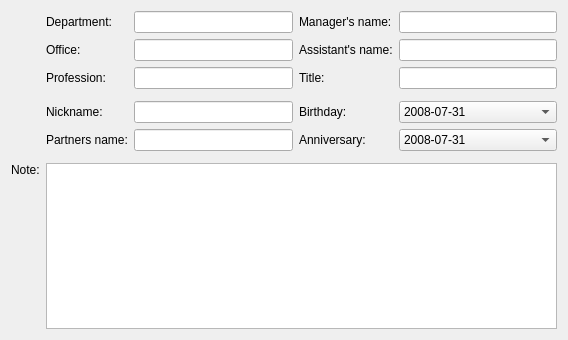
This is kaddressbook/addresseditdetailstab.ui in chusopr/kdepim-ktimetracker-akonadi as Qt 5 draws it before an edit. The edited form follows.
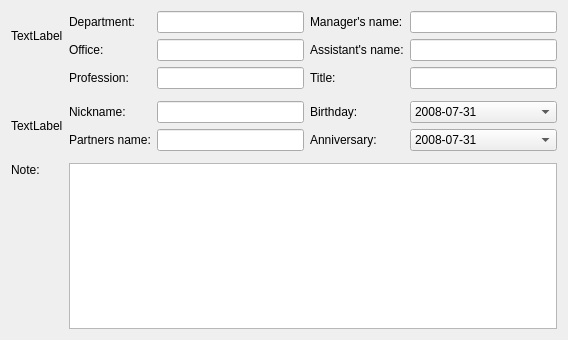
This is the edited form. Custom widgets are drawn as their Qt base class.

The edit to the form file:
```diff
--- a/kaddressbook/addresseditdetailstab.ui
+++ b/kaddressbook/addresseditdetailstab.ui
@@ -15,7 +15,7 @@
      <item rowspan="2" row="0" column="0" >
       <widget class="QLabel" name="mDepartmentIcon" >
        <property name="text" >
-        <string/>
+        <string comment="KDE::DoNotExtract" >TextLabel</string>
        </property>
       </widget>
      </item>
@@ -103,7 +103,7 @@
      <item rowspan="2" row="4" column="0" >
       <widget class="QLabel" name="mPersonalIcon" >
        <property name="text" >
-        <string/>
+        <string comment="KDE::DoNotExtract" >TextLabel</string>
        </property>
       </widget>
      </item>
```
